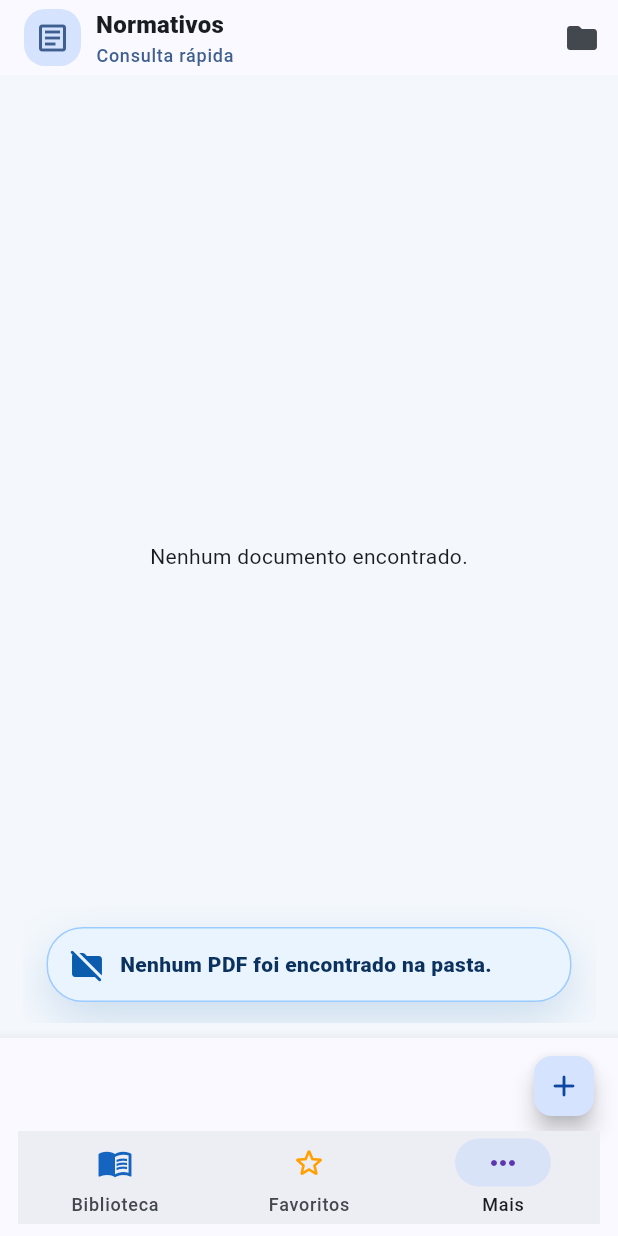
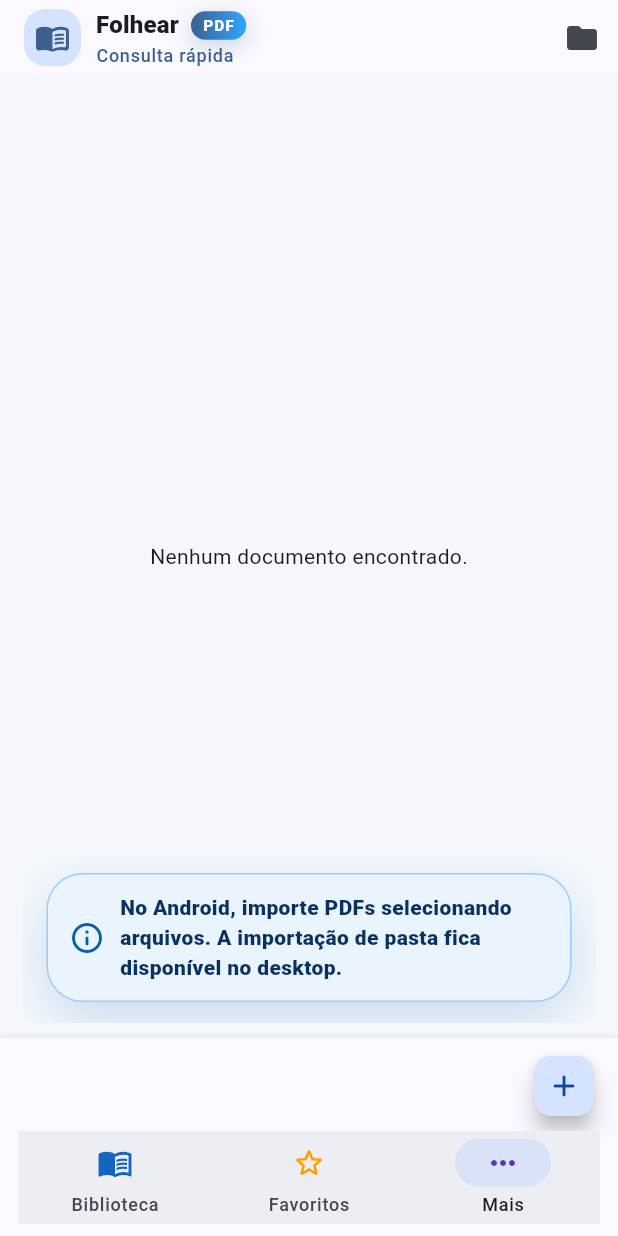
Before and after one commit to Hagliberto/leitor_pdf, a Flutter app: the screen it shows after launch, item 3 of the bottom bar chosen, after a tap on "Importar pasta de PDFs", on a phone screen of 412 x 824 dp. Run offline on Flutter 3.47's test engine with Material 3 defaults, Android fonts, the phone set to English and light mode, and no system bars; our stand-ins replace cross_file, file_picker, flutter_riverpod, printing, share_plus, shared_preferences; missing offline and left inert: dart:html, dart:ui_web, syncfusion_flutter_pdf, syncfusion_flutter_pdfviewer.

Commit message:
feat: cria versão Folhear sem PDFs embarcados e com importação pelo usuário
Implementa uma nova versão do aplicativo, agora renomeado de Normativos para Folhear, removendo os documentos PDF embarcados no pacote da aplicação e adotando um fluxo baseado na importação de arquivos pelo próprio usuário.

Principais alterações:
- renomeia o aplicativo de Normativos para Folhear;
- adiciona badge visual PDF ao lado do nome do aplicativo;
- atualiza a versão para v1.1.4+32;
- adiciona a data da versão na área Mais;
- remove os PDFs da pasta assets/pdfs;
- remove a declaração de assets/pdfs no pubspec.yaml;
- mantém apenas os ícones e imagens essenciais como assets embarcados;
- altera a biblioteca inicial para carregar apenas documentos importados;
- ajusta a importação de pasta para não varrer subpastas;
- bloqueia a importação de pasta no Android/iOS, orientando o usuário a importar arquivos PDF individualmente ou em múltipla seleção;
- mantém a organização por pastas, favoritos, busca, post-its e recursos já existentes para PDFs importados.

Resultado:
- APK mais leve, sem documentos PDF internos;
- aplicativo preparado para uso genérico com PDFs escolhidos pelo usuário;
- fluxo Android mais compatível, usando importação de arquivos em vez de seleção de diretórios;
- identidade visual atualizada para Folhear com badge PDF e informações de versão mais claras.

```diff
--- a/lib/app/pdf_reader_app.dart
+++ b/lib/app/pdf_reader_app.dart
@@ -2,6 +2,7 @@ import 'dart:async';
 
 import 'package:flutter/material.dart';
 
+import '../core/constants/app_info.dart';
 import '../features/pdf_reader/presentation/pages/pdf_home_page.dart';
 
 /// Widget raiz da aplicação.
@@ -13,7 +14,7 @@ class PdfReaderApp extends StatelessWidget {
   @override
   Widget build(BuildContext context) {
     return MaterialApp(
-      title: 'Normativos',
+      title: AppInfo.name,
       debugShowCheckedModeBanner: false,
       theme: ThemeData(
         useMaterial3: true,
@@ -27,20 +28,20 @@ class PdfReaderApp extends StatelessWidget {
           ),
         ),
       ),
-      home: const _NormativosSplashPage(),
+      home: const _FolhearSplashPage(),
     );
   }
 }
 
 /// Tela de abertura exibida por 3 segundos antes da Biblioteca.
-class _NormativosSplashPage extends StatefulWidget {
-  const _NormativosSplashPage();
+class _FolhearSplashPage extends StatefulWidget {
+  const _FolhearSplashPage();
 
   @override
-  State<_NormativosSplashPage> createState() => _NormativosSplashPageState();
+  State<_FolhearSplashPage> createState() => _FolhearSplashPageState();
 }
 
-class _NormativosSplashPageState extends State<_NormativosSplashPage>
+class _FolhearSplashPageState extends State<_FolhearSplashPage>
     with SingleTickerProviderStateMixin {
   late final AnimationController _controller;
   late final Animation<double> _fade;
@@ -115,7 +116,7 @@ class _NormativosSplashPageState extends State<_NormativosSplashPage>
                   Image.asset('assets/icon.png', width: 112, height: 112),
                   const SizedBox(height: 18),
                   const Text(
-                    'Normativos',
+                    AppInfo.name,
                     style: TextStyle(
                       fontSize: 34,
                       fontWeight: FontWeight.w900,
@@ -125,7 +126,7 @@ class _NormativosSplashPageState extends State<_NormativosSplashPage>
                   ),
                   const SizedBox(height: 6),
                   const Text(
-                    'Biblioteca inteligente de PDFs',
+                    AppInfo.subtitle,
                     style: TextStyle(
                       fontSize: 15,
                       fontWeight: FontWeight.w700,
--- /dev/null
+++ b/lib/core/constants/app_info.dart
@@ -0,0 +1,11 @@
+/// Informações centralizadas do aplicativo.
+class AppInfo {
+  static const String name = 'Folhear';
+  static const String badge = 'PDF';
+  static const String subtitle = 'Biblioteca inteligente de PDFs';
+  static const String versionName = '1.1.4';
+  static const int versionCode = 32;
+  static const String version = 'v$versionName+$versionCode';
+  static const String versionDate = '21/04/2026';
+  static const String releaseNote = 'edição sem PDFs embarcados, preparada para importação pelo usuário';
+}
--- a/lib/core/platform/local_pdf_storage_stub.dart
+++ b/lib/core/platform/local_pdf_storage_stub.dart
@@ -16,7 +16,7 @@ Future<Uint8List?> readLocalPdfBytes(String localPath) async {
   return null;
 }
 
-/// No Web não há acesso permanente e recursivo a diretórios pelo FilePicker padrão.
-Future<List<({String path, String name})>> listPdfFilesRecursively(String directoryPath) async {
+/// No Web não há acesso permanente a diretórios pelo FilePicker padrão.
+Future<List<({String path, String name})>> listPdfFilesInDirectory(String directoryPath) async {
   return const <({String path, String name})>[];
 }
--- a/lib/features/pdf_reader/data/repositories/pdf_repository.dart
+++ b/lib/features/pdf_reader/data/repositories/pdf_repository.dart
@@ -44,42 +44,21 @@ class PdfRepository {
     }
   }
 
-  /// Carrega PDFs dos assets e PDFs importados pelo usuário.
+  /// Carrega apenas PDFs importados pelo usuário.
+  ///
+  /// Esta edição não embarca documentos em `assets/pdfs`. Assim, a biblioteca
+  /// inicial fica vazia até o usuário importar arquivos PDF pelo aplicativo.
   Future<List<PdfDocument>> fetchDocuments() async {
     final favorites = await getFavoriteFiles();
     final deleted = await getDeletedDocumentFiles();
-    final catalog = await _loadCatalogByFile();
-    final pdfAssetPaths = await _discoverPdfAssetPaths();
+    final localDocuments = await getLocalDocuments();
 
-    final documents = await Future.wait(
-      pdfAssetPaths.map((assetPath) async {
-        final fileKey = assetPath.startsWith(AssetPaths.pdfDirectory) ? assetPath.substring(AssetPaths.pdfDirectory.length) : assetPath;
-        final fileName = assetPath.split('/').last;
-        final catalogItem = catalog[fileKey] ?? catalog[fileName] ?? catalog[assetPath];
+    final documents = localDocuments
+        .where((doc) => !deleted.contains(doc.file))
+        .map((doc) => doc.copyWith(isFavorite: favorites.contains(doc.file)))
+        .toList()
+      ..sort((a, b) => a.title.toLowerCase().compareTo(b.title.toLowerCase()));
 
-        final document = catalogItem == null
-            ? PdfDocument(
-                file: fileKey,
-                title: _titleFromFileName(fileName),
-                description: 'Documento disponível na biblioteca.',
-                version: 'v1.0',
-                pageCount: await _countPdfPages(assetPath),
-              )
-            : PdfDocumentModel.fromJson(catalogItem).copyWith(
-                file: fileKey,
-                pageCount: (catalogItem['pageCount'] as int?) == null || (catalogItem['pageCount'] as int? ?? 0) <= 0
-                    ? await _countPdfPages(assetPath)
-                    : catalogItem['pageCount'] as int,
-              );
-
-        return document.copyWith(isFavorite: favorites.contains(document.file));
-      }),
-    );
-
-    final localDocuments = await getLocalDocuments();
-    documents.removeWhere((doc) => deleted.contains(doc.file));
-    documents.addAll(localDocuments.where((doc) => !deleted.contains(doc.file)).map((doc) => doc.copyWith(isFavorite: favorites.contains(doc.file))));
-    documents.sort((a, b) => a.title.toLowerCase().compareTo(b.title.toLowerCase()));
     return documents;
   }
 
@@ -322,10 +301,14 @@ class PdfRepository {
       return importPdfsFromDevice();
     }
 
+    if (defaultTargetPlatform == TargetPlatform.android || defaultTargetPlatform == TargetPlatform.iOS) {
+      return const <PdfDocument>[];
+    }
+
     final directoryPath = await FilePicker.platform.getDirectoryPath(dialogTitle: 'Escolha uma pasta com PDFs');
     if (directoryPath == null || directoryPath.isEmpty) return const <PdfDocument>[];
 
-    final files = await listPdfFilesRecursively(directoryPath);
+    final files = await listPdfFilesInDirectory(directoryPath);
     if (files.isEmpty) return const <PdfDocument>[];
 
     final current = await getLocalDocuments();
--- a/lib/features/pdf_reader/presentation/pages/pdf_home_page.dart
+++ b/lib/features/pdf_reader/presentation/pages/pdf_home_page.dart
@@ -1,6 +1,8 @@
+import 'package:flutter/foundation.dart';
 import 'package:flutter/material.dart';
 import 'package:flutter_riverpod/flutter_riverpod.dart';
 
+import '../../../../core/constants/app_info.dart';
 import '../../data/repositories/pdf_repository.dart';
 import '../../domain/entities/pdf_document.dart';
 import '../providers/pdf_provider.dart';
@@ -305,10 +307,23 @@ class _PdfHomePageState extends ConsumerState<PdfHomePage> {
   }
 
 
+  bool get _supportsFolderImport {
+    if (kIsWeb) return false;
+    return defaultTargetPlatform != TargetPlatform.android && defaultTargetPlatform != TargetPlatform.iOS;
+  }
+
   Future<void> _importPdfFolderFromDevice() async {
+    if (!_supportsFolderImport) {
+      _showElegantToast(
+        icon: Icons.info_outline_rounded,
+        message: 'No Android, importe PDFs selecionando arquivos. A importação de pasta fica disponível no desktop.',
+      );
+      return;
+    }
+
     final imported = await ref.read(pdfRepositoryProvider).importPdfsFromDirectory();
     if (imported.isEmpty) {
-      _showElegantToast(icon: Icons.folder_off_rounded, message: 'Nenhum PDF foi encontrado na pasta.');
+      _showElegantToast(icon: Icons.folder_off_rounded, message: 'Nenhum PDF foi encontrado diretamente na pasta.');
       return;
     }
     for (final doc in imported) {
@@ -316,7 +331,7 @@ class _PdfHomePageState extends ConsumerState<PdfHomePage> {
     }
     await _refreshFolders();
     await ref.read(pdfViewModelProvider.notifier).reload();
-    _showElegantToast(icon: Icons.folder_copy_rounded, message: '${imported.length} PDF(s) importado(s) da pasta.');
+    _showElegantToast(icon: Icons.folder_copy_rounded, message: '${imported.length} PDF(s) importado(s) da pasta selecionada.');
   }
 
   Future<void> _openMoveDocumentSheet(PdfDocument document) async {
@@ -404,7 +419,7 @@ class _PdfHomePageState extends ConsumerState<PdfHomePage> {
             ListTile(
               leading: const Icon(Icons.folder_copy_rounded, color: Color(0xFF2E7D32)),
               title: const Text('Importar pasta com PDFs'),
-              subtitle: const Text('Escolher uma pasta; no desktop varre subpastas automaticamente.'),
+              subtitle: const Text('Disponível no desktop; importa apenas PDFs existentes diretamente na pasta.'),
               onTap: () {
                 Navigator.of(context).pop();
                 Future<void>.delayed(const Duration(milliseconds: 120), _importPdfFolderFromDevice);
@@ -561,7 +576,7 @@ class _PdfHomePageState extends ConsumerState<PdfHomePage> {
               ListTile(
                 leading: const Icon(Icons.folder_copy_rounded, color: Color(0xFF2E7D32)),
                 title: const Text('Importar pasta de PDFs'),
-                subtitle: const Text('No Windows/Desktop, procura PDFs também dentro das subpastas.'),
+                subtitle: const Text('Disponível no desktop; não varre subpastas.'),
                 onTap: () {
                   Navigator.of(context).pop();
                   Future<void>.delayed(const Duration(milliseconds: 120), _importPdfFolderFromDevice);
@@ -572,13 +587,13 @@ class _PdfHomePageState extends ConsumerState<PdfHomePage> {
                 leading: const Icon(Icons.account_circle_outlined),
                 title: const Text('Desenvolvedor da aplicação'),
                 subtitle: const Text(
-                  'Eu, Hagliberto Alves de Oliveira, desenvolvi o Normativos para transformar a consulta de documentos em uma experiência mais simples, organizada e móvel. A ideia nasceu da necessidade de reunir PDFs importantes em uma biblioteca leve, com busca, favoritos, pastas, post-its e acesso rápido, reduzindo tempo perdido com arquivos espalhados.',
+                  'Eu, Hagliberto Alves de Oliveira, desenvolvi o Folhear para transformar a consulta de documentos em uma experiência mais simples, organizada e móvel. A ideia nasceu da necessidade de reunir PDFs importantes em uma biblioteca leve, com busca, favoritos, pastas, post-its e acesso rápido, reduzindo tempo perdido com arquivos espalhados.',
                 ),
               ),
               ListTile(
                 leading: const Icon(Icons.new_releases_outlined),
                 title: const Text('Versão do aplicativo'),
-                subtitle: const Text('Normativos v1.1.3+31 • edição sem PDFs embarcados, preparada para importação pelo usuário'),
+                subtitle: const Text('${AppInfo.name} ${AppInfo.version} • ${AppInfo.releaseNote} • Atualizada em ${AppInfo.versionDate}'),
               ),
               const Divider(),
               Padding(
@@ -759,20 +774,39 @@ class _BrandTitle extends StatelessWidget {
 
   @override
   Widget build(BuildContext context) {
+    final scheme = Theme.of(context).colorScheme;
     return Row(
       children: [
         Container(
           width: 38,
           height: 38,
-          decoration: BoxDecoration(color: Theme.of(context).colorScheme.primaryContainer, borderRadius: BorderRadius.circular(14)),
-          child: Icon(Icons.article_outlined, color: Theme.of(context).colorScheme.primary),
+          decoration: BoxDecoration(color: scheme.primaryContainer, borderRadius: BorderRadius.circular(14)),
+          child: Icon(Icons.menu_book_rounded, color: scheme.primary),
         ),
         const SizedBox(width: 10),
         Column(
           crossAxisAlignment: CrossAxisAlignment.start,
           children: [
-            Text('Normativos', style: Theme.of(context).textTheme.titleMedium?.copyWith(fontWeight: FontWeight.w900)),
-            Text('Consulta rápida', style: Theme.of(context).textTheme.labelMedium?.copyWith(color: Theme.of(context).colorScheme.primary)),
+            Row(
+              mainAxisSize: MainAxisSize.min,
+              children: [
+                Text(AppInfo.name, style: Theme.of(context).textTheme.titleMedium?.copyWith(fontWeight: FontWeight.w900)),
+                const SizedBox(width: 8),
+                Container(
+                  padding: const EdgeInsets.symmetric(horizontal: 8, vertical: 3),
+                  decoration: BoxDecoration(
+                    gradient: LinearGradient(colors: [scheme.primary, const Color(0xFF2EA7FF)]),
+                    borderRadius: BorderRadius.circular(999),
+                    boxShadow: [BoxShadow(color: scheme.primary.withOpacity(0.25), blurRadius: 12, offset: const Offset(0, 4))],
+                  ),
+                  child: const Text(
+                    AppInfo.badge,
+                    style: TextStyle(color: Colors.white, fontSize: 10, fontWeight: FontWeight.w900, letterSpacing: 0.8),
+                  ),
+                ),
+              ],
+            ),
+            Text('Consulta rápida', style: Theme.of(context).textTheme.labelMedium?.copyWith(color: scheme.primary)),
           ],
         ),
       ],
@@ -802,7 +836,7 @@ class _HeroHeader extends StatelessWidget {
             style: Theme.of(context).textTheme.headlineSmall?.copyWith(fontWeight: FontWeight.w900, color: scheme.onPrimaryContainer),
           ),
           const SizedBox(height: 4),
-          Text('$total documentos normativos', style: Theme.of(context).textTheme.bodyMedium?.copyWith(color: scheme.onPrimaryContainer)),
+          Text('$total documento(s) importado(s)', style: Theme.of(context).textTheme.bodyMedium?.copyWith(color: scheme.onPrimaryContainer)),
         ],
       ),
     );
--- a/lib/features/pdf_reader/presentation/pages/pdf_viewer_page.dart
+++ b/lib/features/pdf_reader/presentation/pages/pdf_viewer_page.dart
@@ -13,6 +13,7 @@ import 'package:printing/printing.dart';
 import 'package:syncfusion_flutter_pdf/pdf.dart' as sfpdf;
 import 'package:syncfusion_flutter_pdfviewer/pdfviewer.dart';
 
+import '../../../../core/constants/app_info.dart';
 import '../../data/repositories/pdf_repository.dart';
 import '../../domain/entities/pdf_document.dart';
 import '../../domain/entities/pdf_search_result.dart';
@@ -1202,13 +1203,13 @@ class _PdfViewerPageState extends ConsumerState<PdfViewerPage> {
                 leading: const Icon(Icons.account_circle_outlined),
                 title: const Text('Desenvolvedor'),
                 subtitle: const Text(
-                  'Eu, Hagliberto Alves de Oliveira, desenvolvi o Normativos para facilitar minha rotina de estudo, consulta e organização de documentos. O aplicativo reúne biblioteca, pastas, favoritos, busca, post-its e compartilhamento em uma experiência pensada para uso rápido no celular e no desktop.',
+                  'Eu, Hagliberto Alves de Oliveira, desenvolvi o Folhear para facilitar minha rotina de estudo, consulta e organização de documentos. O aplicativo reúne biblioteca, pastas, favoritos, busca, post-its e compartilhamento em uma experiência pensada para uso rápido no celular e no desktop.',
                 ),
               ),
               ListTile(
                 leading: const Icon(Icons.new_releases_outlined),
                 title: const Text('Versão do aplicativo'),
-                subtitle: const Text('Normativos v1.1.3+31 • versão sem PDFs embarcados'),
+                subtitle: const Text('${AppInfo.name} ${AppInfo.version} • ${AppInfo.releaseNote} • Atualizada em ${AppInfo.versionDate}'),
               ),
               ListTile(
                 leading: const Icon(Icons.picture_as_pdf_outlined),
```
Also changed, not shown: lib/core/platform/local_pdf_storage_io.dart (+5 -3 lines), pubspec.yaml (+5 -10 lines), 6 other files.
